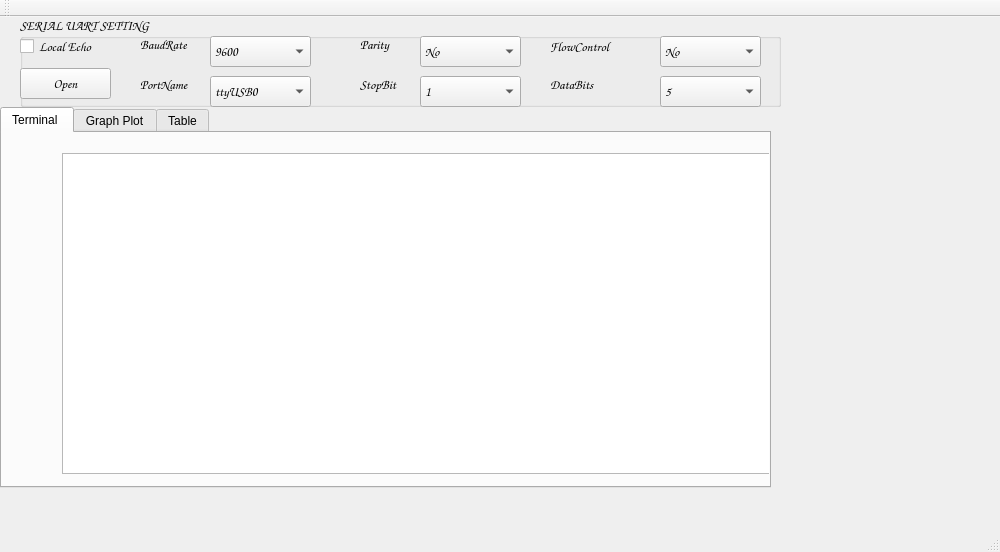
First picture: the form in interfacing.ui, repository senowidya/ITS-solarcar_v1, before the edit.
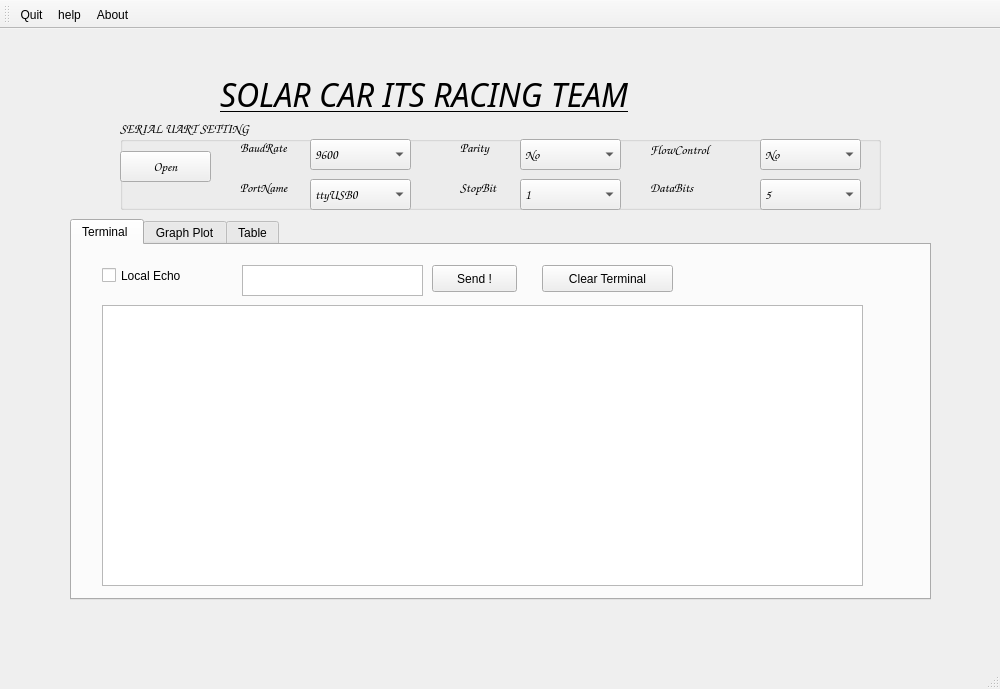
Second picture: the form after the edit. The open tabs and pages were chosen to show the change.

```diff
--- a/interfacing.ui
+++ b/interfacing.ui
@@ -7,7 +7,7 @@
     <x>0</x>
     <y>0</y>
     <width>1000</width>
-    <height>552</height>
+    <height>689</height>
    </rect>
   </property>
   <property name="minimumSize">
@@ -23,9 +23,9 @@
    <widget class="QTabWidget" name="tabWidget">
     <property name="geometry">
      <rect>
-      <x>0</x>
-      <y>90</y>
-      <width>771</width>
+      <x>70</x>
+      <y>190</y>
+      <width>861</width>
       <height>381</height>
      </rect>
     </property>
@@ -39,11 +39,60 @@
      <widget class="QPlainTextEdit" name="txt_terminal">
       <property name="geometry">
        <rect>
-        <x>60</x>
+        <x>30</x>
+        <y>60</y>
+        <width>761</width>
+        <height>281</height>
+       </rect>
+      </property>
+     </widget>
+     <widget class="QCheckBox" name="chkLocalEcho">
+      <property name="geometry">
+       <rect>
+        <x>30</x>
         <y>20</y>
-        <width>731</width>
-        <height>321</height>
+        <width>101</width>
+        <height>21</height>
        </rect>
+      </property>
+      <property name="text">
+       <string>Local Echo</string>
+      </property>
+     </widget>
+     <widget class="QPushButton" name="btn_send">
+      <property name="geometry">
+       <rect>
+        <x>360</x>
+        <y>20</y>
+        <width>85</width>
+        <height>27</height>
+       </rect>
+      </property>
+      <property name="text">
+       <string>Send !</string>
+      </property>
+     </widget>
+     <widget class="QPlainTextEdit" name="txt_kirimstring">
+      <property name="geometry">
+       <rect>
+        <x>170</x>
+        <y>20</y>
+        <width>181</width>
+        <height>31</height>
+       </rect>
+      </property>
+     </widget>
+     <widget class="QPushButton" name="btn_clear">
+      <property name="geometry">
+       <rect>
+        <x>470</x>
+        <y>20</y>
+        <width>131</width>
+        <height>27</height>
+       </rect>
+      </property>
+      <property name="text">
+       <string>Clear Terminal</string>
       </property>
      </widget>
     </widget>
@@ -61,8 +110,8 @@
    <widget class="QGroupBox" name="groupBox_2">
     <property name="geometry">
      <rect>
-      <x>20</x>
-      <y>-1</y>
+      <x>120</x>
+      <y>90</y>
       <width>761</width>
       <height>91</height>
      </rect>
@@ -76,19 +125,6 @@
     <property name="title">
      <string>SERIAL UART SETTING</string>
     </property>
-    <widget class="QCheckBox" name="chkLocalEcho">
-     <property name="geometry">
-      <rect>
-       <x>0</x>
-       <y>20</y>
-       <width>101</width>
-       <height>21</height>
-      </rect>
-     </property>
-     <property name="text">
-      <string>Local Echo</string>
-     </property>
-    </widget>
     <widget class="QLabel" name="label_4">
      <property name="geometry">
       <rect>
@@ -112,7 +148,7 @@
       </rect>
      </property>
      <property name="currentText">
-      <string>38400</string>
+      <string>9600</string>
      </property>
      <item>
       <property name="text">
@@ -207,7 +243,7 @@
      <property name="geometry">
       <rect>
        <x>0</x>
-       <y>52</y>
+       <y>32</y>
        <width>91</width>
        <height>31</height>
       </rect>
@@ -349,7 +385,7 @@
       </rect>
      </property>
      <property name="currentText">
-      <string>8</string>
+      <string>5</string>
      </property>
      <item>
       <property name="text">
@@ -414,9 +450,27 @@
     <zorder>label_16</zorder>
     <zorder>label_17</zorder>
    </widget>
-   <zorder>tabWidget</zorder>
-   <zorder>groupBox_2</zorder>
-   <zorder>toolBox</zorder>
+   <widget class="QLabel" name="label">
+    <property name="geometry">
+     <rect>
+      <x>220</x>
+      <y>40</y>
+      <width>581</width>
+      <height>51</height>
+     </rect>
+    </property>
+    <property name="font">
+     <font>
+      <family>Purisa</family>
+      <pointsize>24</pointsize>
+      <italic>true</italic>
+      <underline>true</underline>
+     </font>
+    </property>
+    <property name="text">
+     <string>SOLAR CAR ITS RACING TEAM</string>
+    </property>
+   </widget>
   </widget>
   <widget class="QMenuBar" name="menuBar">
    <property name="geometry">
@@ -435,8 +489,31 @@
    <attribute name="toolBarBreak">
     <bool>false</bool>
    </attribute>
+   <addaction name="actionQuit"/>
+   <addaction name="actionHelp"/>
+   <addaction name="actionAbout"/>
   </widget>
   <widget class="QStatusBar" name="statusBar"/>
+  <action name="actionAbout">
+   <property name="text">
+    <string>About</string>
+   </property>
+  </action>
+  <action name="actionHelp">
+   <property name="text">
+    <string>help</string>
+   </property>
+  </action>
+  <action name="actionEdit">
+   <property name="text">
+    <string>edit</string>
+   </property>
+  </action>
+  <action name="actionQuit">
+   <property name="text">
+    <string>Quit</string>
+   </property>
+  </action>
  </widget>
  <layoutdefault spacing="6" margin="11"/>
  <resources/>
```
Left out of the diff: 17 changed lines with no effect on the pictures.
